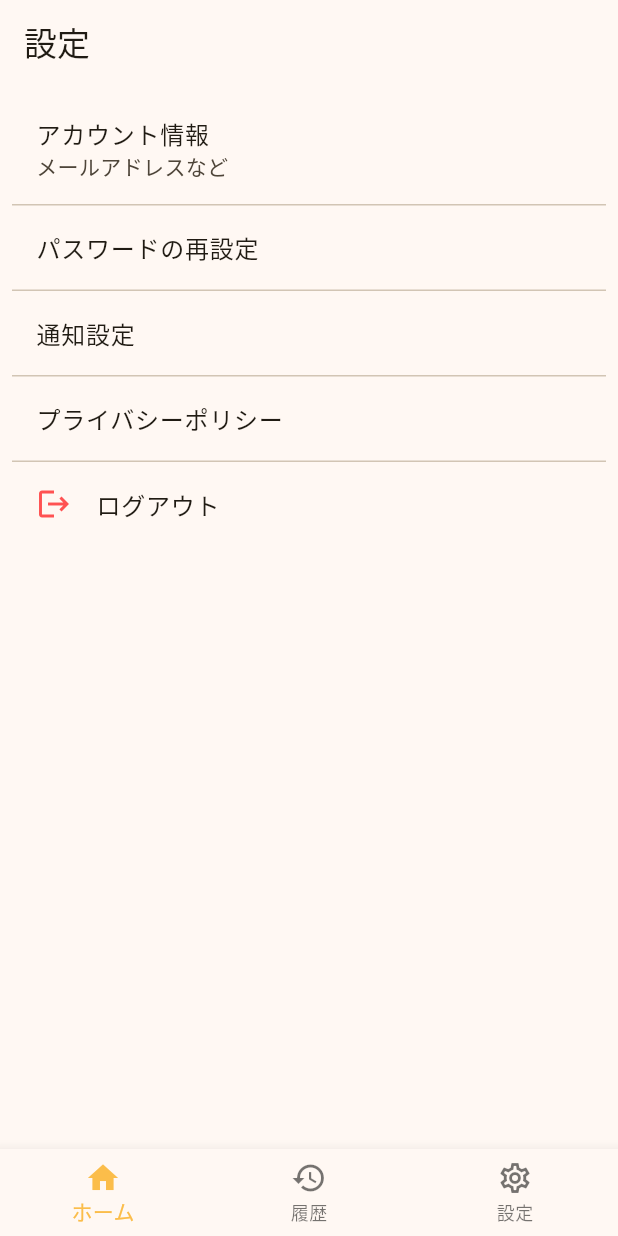
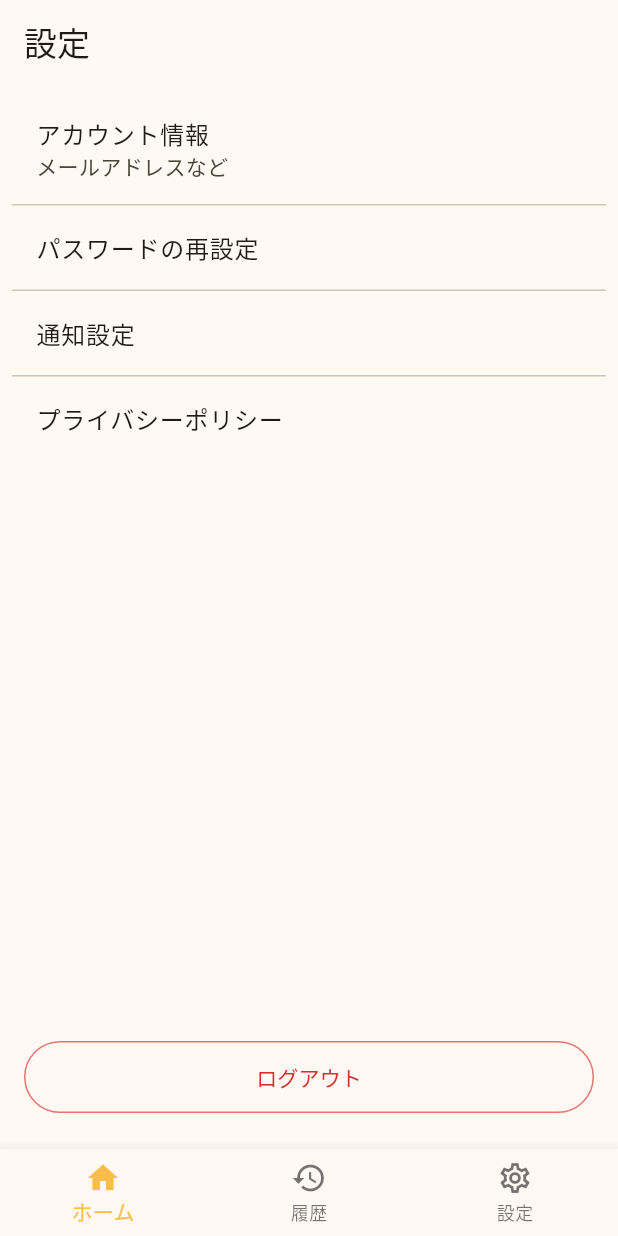
Before and after one commit to yamana0414/my-firebasestudio-app, a Flutter app: the SettingsScreen screen opened by its route, on a phone screen of 412 x 824 dp. Run offline on Flutter 3.47's test engine with Material 3 defaults, Android fonts, the light colour scheme and no system bars; our stand-ins replace firebase_auth, firebase_core, go_router, google_fonts, google_sign_in, image_picker; accounts and stored records are empty.

Commit message:
設定画面

```diff
--- a/lib/screens/settings_screen.dart
+++ b/lib/screens/settings_screen.dart
@@ -39,34 +39,6 @@ class SettingsScreen extends StatelessWidget {
     }
   }
 
-  Future<void> _signOut(BuildContext context) async {
-    final messenger = ScaffoldMessenger.of(context);
-    try {
-      await FirebaseAuth.instance.signOut();
-      if (!context.mounted) {
-        return;
-      }
-      messenger.showSnackBar(
-        const SnackBar(content: Text('ログアウトしました')),
-      );
-      Navigator.of(context).pop();
-    } on FirebaseAuthException catch (e) {
-      if (!context.mounted) {
-        return;
-      }
-      messenger.showSnackBar(
-        SnackBar(content: Text('ログアウトに失敗しました (${e.code})')),
-      );
-    } catch (_) {
-      if (!context.mounted) {
-        return;
-      }
-      messenger.showSnackBar(
-        const SnackBar(content: Text('ログアウトに失敗しました')),
-      );
-    }
-  }
-
   @override
   Widget build(BuildContext context) {
     final items = <Widget>[
@@ -87,11 +59,6 @@ class SettingsScreen extends StatelessWidget {
         title: const Text('プライバシーポリシー'),
         onTap: _openPrivacy,
       ),
-      ListTile(
-        leading: const Icon(Icons.logout, color: Colors.redAccent),
-        title: const Text('ログアウト'),
-        onTap: () => _signOut(context),
-      ),
     ];
 
     return Scaffold(
@@ -107,6 +74,27 @@ class SettingsScreen extends StatelessWidget {
                 itemCount: items.length,
               ),
             ),
+            Padding(
+              padding: const EdgeInsets.fromLTRB(16, 0, 16, 24),
+              child: SizedBox(
+                width: double.infinity,
+                child: OutlinedButton(
+                  style: OutlinedButton.styleFrom(
+                    foregroundColor: Colors.red.shade700,
+                    side: BorderSide(color: Colors.red.shade300),
+                    padding: const EdgeInsets.symmetric(vertical: 14),
+                  ),
+                  onPressed: () async {
+                    await FirebaseAuth.instance.signOut();
+                    if (!context.mounted) return;
+                    ScaffoldMessenger.of(context).showSnackBar(
+                      const SnackBar(content: Text('ログアウトしました')),
+                    );
+                  },
+                  child: const Text('ログアウト'),
+                ),
+              ),
+            ),
           ],
         ),
       ),
```
